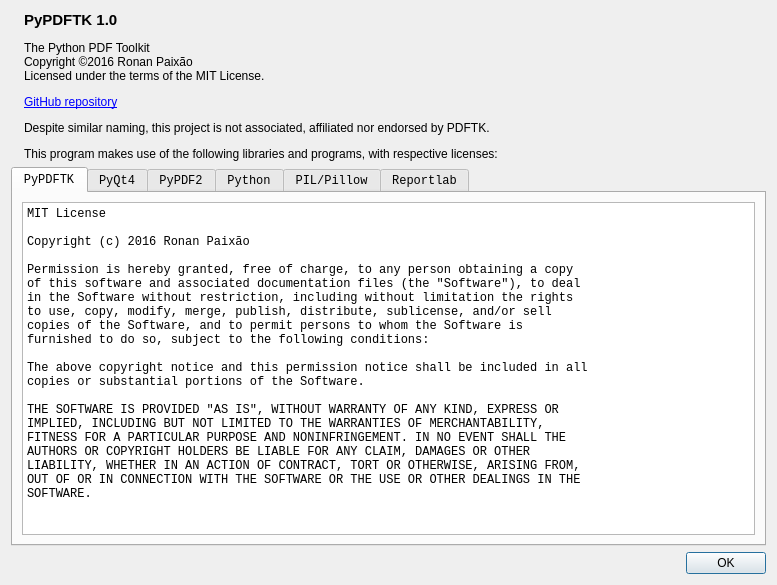
Old version of the form data/about.ui in the repository ronanpaixao/PyPDFTK.
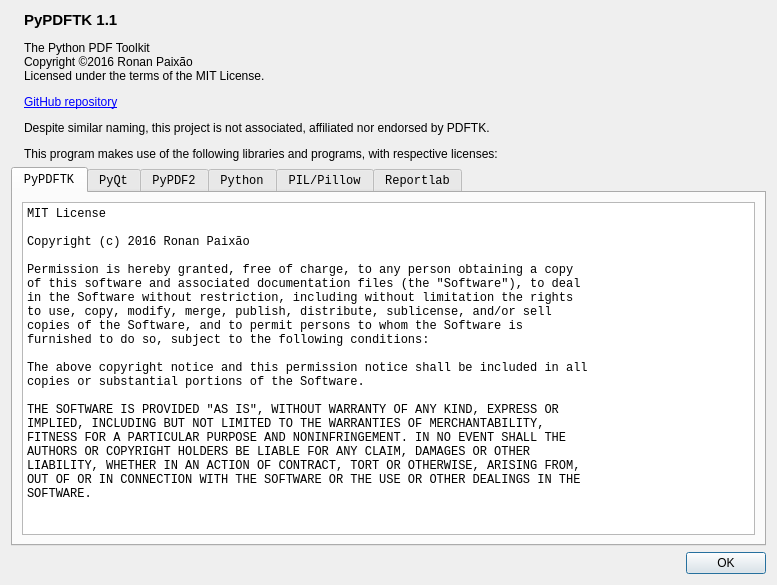
New version of the form. Icons and pictures are not drawn.

Commit message: Port to Python 3 and qtpy

```diff
--- a/data/about.ui
+++ b/data/about.ui
@@ -44,7 +44,7 @@
         </sizepolicy>
        </property>
        <property name="text">
-        <string>&lt;html&gt;&lt;head/&gt;&lt;body&gt;&lt;p&gt;&lt;span style=&quot; font-size:11pt; font-weight:600;&quot;&gt;PyPDFTK 1.0&lt;/span&gt;&lt;/p&gt;&lt;p&gt;The Python PDF Toolkit&lt;br/&gt;Copyright ©2016 Ronan Paixão&lt;br/&gt;Licensed under the terms of the MIT License.&lt;/p&gt;&lt;p&gt;&lt;a href=&quot;https://github.com/ronanpaixao/PyPDFTK&quot;&gt;&lt;span style=&quot; text-decoration: underline; color:#0000ff;&quot;&gt;GitHub repository&lt;/span&gt;&lt;/a&gt;&lt;/p&gt;&lt;p&gt;Despite similar naming, this project is not associated, affiliated nor endorsed by PDFTK.&lt;/p&gt;&lt;p&gt;This program makes use of the following libraries and programs, with respective licenses:&lt;/p&gt;&lt;/body&gt;&lt;/html&gt;</string>
+        <string>&lt;html&gt;&lt;head/&gt;&lt;body&gt;&lt;p&gt;&lt;span style=&quot; font-size:11pt; font-weight:600;&quot;&gt;PyPDFTK 1.1&lt;/span&gt;&lt;/p&gt;&lt;p&gt;The Python PDF Toolkit&lt;br/&gt;Copyright ©2016 Ronan Paixão&lt;br/&gt;Licensed under the terms of the MIT License.&lt;/p&gt;&lt;p&gt;&lt;a href=&quot;https://github.com/ronanpaixao/PyPDFTK&quot;&gt;&lt;span style=&quot; text-decoration: underline; color:#0000ff;&quot;&gt;GitHub repository&lt;/span&gt;&lt;/a&gt;&lt;/p&gt;&lt;p&gt;Despite similar naming, this project is not associated, affiliated nor endorsed by PDFTK.&lt;/p&gt;&lt;p&gt;This program makes use of the following libraries and programs, with respective licenses:&lt;/p&gt;&lt;/body&gt;&lt;/html&gt;</string>
        </property>
        <property name="alignment">
         <set>Qt::AlignLeading|Qt::AlignLeft|Qt::AlignVCenter</set>
@@ -105,7 +105,7 @@
      </widget>
      <widget class="QWidget" name="tab">
       <attribute name="title">
-       <string>PyQt4</string>
+       <string>PyQt</string>
       </attribute>
       <attribute name="toolTip">
        <string>GPL License</string>
```
Left out of the diff: 4 changed lines with no effect on the pictures. The commit also changes 3 other files.
